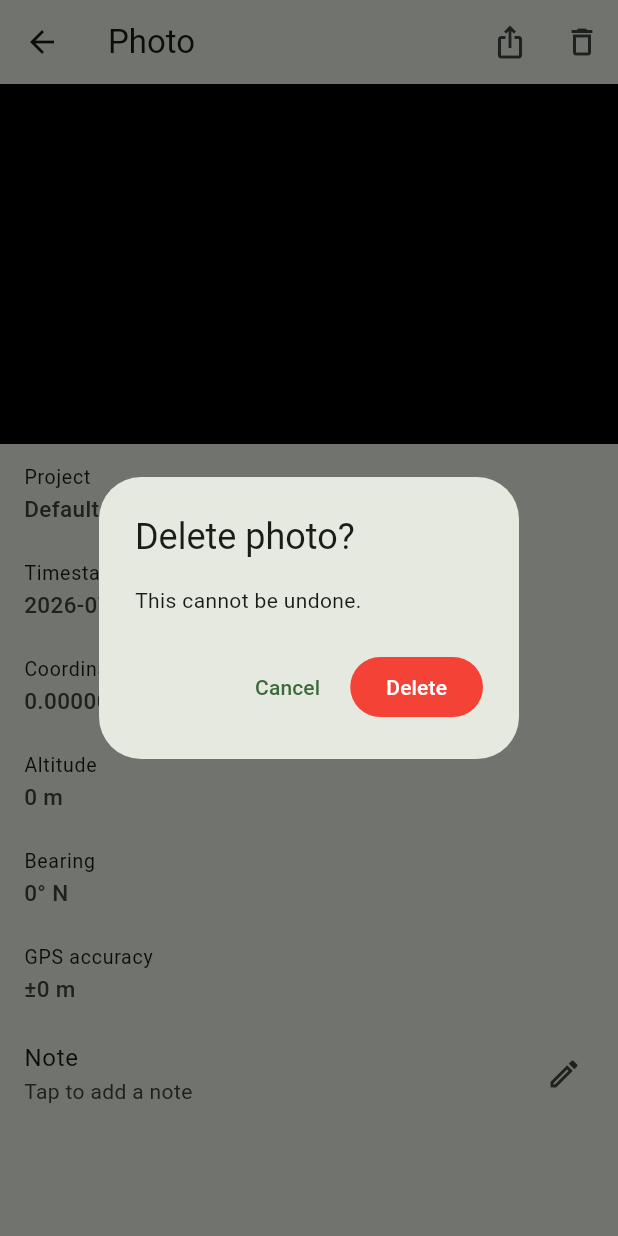
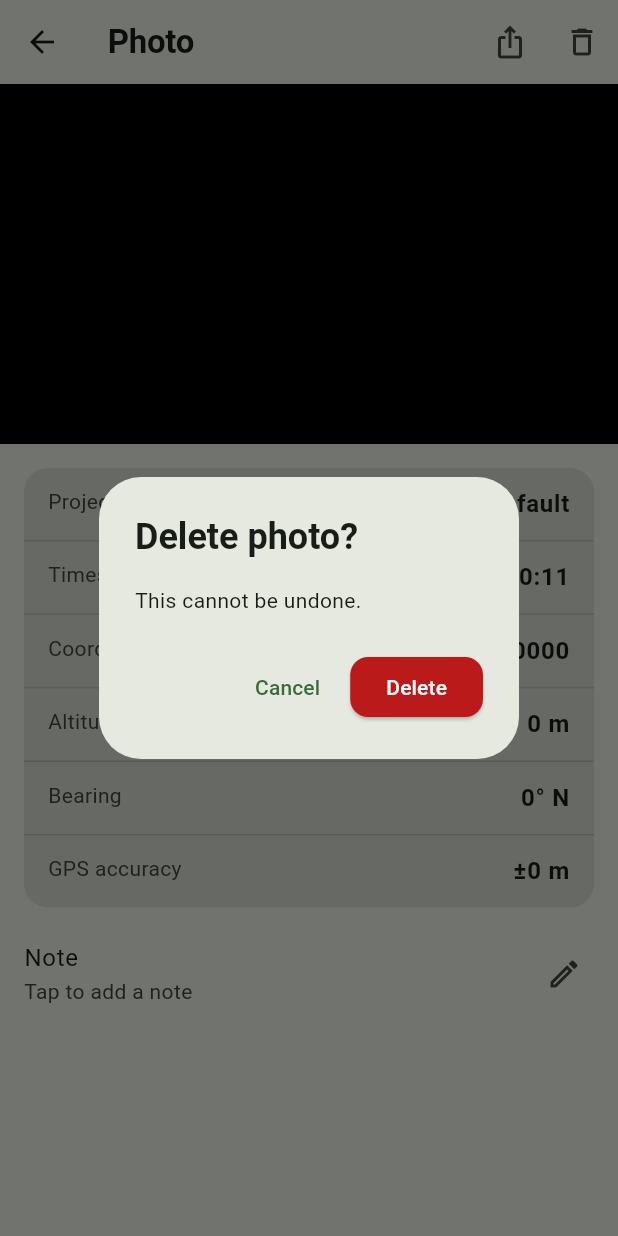
Before and after one commit to noobclaw/laura, a Flutter app: the PhotoDetailScreen screen opened directly with empty values, after a tap on the "delete outline" icon, on a phone screen of 412 x 824 dp. Run offline on Flutter 3.47's test engine with Material 3 defaults, Android fonts, the phone set to English and light mode, and no system bars; our stand-ins replace audioplayers, flutter_compass, flutter_local_notifications, flutter_timezone, geolocator, in_app_purchase and 5 more; missing offline and left inert: home_widget, record, whisper_flutter_new.

Commit message:
fieldstamp: G6b UI polish — theme, tabular geo numerals, rounded thumbs, evidence detail card, error color

```diff
--- a/apps/fieldstamp/lib/tool/fieldstamp_tool.dart
+++ b/apps/fieldstamp/lib/tool/fieldstamp_tool.dart
@@ -281,7 +281,8 @@ class ProjectsPage extends StatelessWidget {
                                 child: Text(tr(zh: '取消', en: 'Cancel'))),
                             FilledButton(
                               style: FilledButton.styleFrom(
-                                  backgroundColor: Colors.red),
+                                  backgroundColor:
+                                      Theme.of(context).colorScheme.error),
                               onPressed: () => Navigator.pop(ctx, true),
                               child: Text(tr(zh: '删除', en: 'Delete')),
                             ),
--- a/apps/fieldstamp/lib/tool/gallery_screen.dart
+++ b/apps/fieldstamp/lib/tool/gallery_screen.dart
@@ -132,11 +132,11 @@ class _GalleryScreenState extends State<GalleryScreen> {
 
   Widget _grid(FieldStampStore store, List<StampPhoto> photos) {
     return GridView.builder(
-      padding: const EdgeInsets.all(6),
+      padding: const EdgeInsets.all(8),
       gridDelegate: const SliverGridDelegateWithFixedCrossAxisCount(
         crossAxisCount: 3,
-        crossAxisSpacing: 6,
-        mainAxisSpacing: 6,
+        crossAxisSpacing: 8,
+        mainAxisSpacing: 8,
       ),
       itemCount: photos.length,
       itemBuilder: (context, i) {
@@ -162,6 +162,8 @@ class _GalleryScreenState extends State<GalleryScreen> {
             _selecting = true;
             _selected.add(p.id);
           }),
+          child: ClipRRect(
+            borderRadius: BorderRadius.circular(12),
             child: Stack(
               fit: StackFit.expand,
               children: [
@@ -181,10 +183,12 @@ class _GalleryScreenState extends State<GalleryScreen> {
                       selected
                           ? Icons.check_circle
                           : Icons.radio_button_unchecked,
-                    color: selected ? Colors.lightGreenAccent : Colors.white70,
+                      color:
+                          selected ? Colors.lightGreenAccent : Colors.white70,
                     ),
                   ),
               ],
+            ),
           ),
         );
       },
@@ -291,7 +295,8 @@ class _GalleryScreenState extends State<GalleryScreen> {
               onPressed: () => Navigator.pop(ctx, false),
               child: Text(tr(zh: '取消', en: 'Cancel'))),
           FilledButton(
-            style: FilledButton.styleFrom(backgroundColor: Colors.red),
+            style: FilledButton.styleFrom(
+                backgroundColor: Theme.of(context).colorScheme.error),
             onPressed: () => Navigator.pop(ctx, true),
             child: Text(tr(zh: '删除', en: 'Delete')),
           ),
@@ -405,8 +410,9 @@ class _PhotoDetailScreenState extends State<PhotoDetailScreen> {
                         onPressed: () => Navigator.pop(ctx, false),
                         child: Text(tr(zh: '取消', en: 'Cancel'))),
                     FilledButton(
-                      style:
-                          FilledButton.styleFrom(backgroundColor: Colors.red),
+                      style: FilledButton.styleFrom(
+                          backgroundColor:
+                              Theme.of(context).colorScheme.error),
                       onPressed: () => Navigator.pop(ctx, true),
                       child: Text(tr(zh: '删除', en: 'Delete')),
                     ),
@@ -431,15 +437,7 @@ class _PhotoDetailScreenState extends State<PhotoDetailScreen> {
                     height: 240,
                     child: Center(child: Icon(Icons.broken_image_outlined))),
           ),
-          _meta(tr(zh: '项目', en: 'Project'), store.projectName(p.projectId)),
-          _meta(tr(zh: '时间', en: 'Timestamp'), formatTimestamp(p.capturedAt)),
-          _meta(tr(zh: '坐标', en: 'Coordinates'),
-              formatLatLon(p.latitude, p.longitude, store.coordFormat)),
-          _meta(tr(zh: '海拔', en: 'Altitude'),
-              formatAltitude(p.altitude, store.altUnit)),
-          _meta(tr(zh: '方位', en: 'Bearing'), formatHeading(p.heading)),
-          _meta(tr(zh: 'GPS 精度', en: 'GPS accuracy'),
-              p.accuracy != null ? '±${p.accuracy!.toStringAsFixed(0)} m' : '—'),
+          _metaCard(context, store, p),
           ListTile(
             title: Text(tr(zh: '备注', en: 'Note')),
             subtitle: Text(p.note.isEmpty
@@ -453,13 +451,67 @@ class _PhotoDetailScreenState extends State<PhotoDetailScreen> {
     );
   }
 
-  Widget _meta(String k, String v) => ListTile(
-        dense: true,
-        title: Text(k, style: const TextStyle(fontSize: 13)),
-        subtitle: Text(v,
-            style: const TextStyle(
-                fontSize: 15, fontWeight: FontWeight.w500)),
+  /// The photo's geo-evidence as one rounded card: label/value rows separated
+  /// by hairline dividers, values set in tabular figures so coordinates align.
+  Widget _metaCard(BuildContext context, FieldStampStore store, StampPhoto p) {
+    final rows = <(String, String)>[
+      (tr(zh: '项目', en: 'Project'), store.projectName(p.projectId)),
+      (tr(zh: '时间', en: 'Timestamp'), formatTimestamp(p.capturedAt)),
+      (
+        tr(zh: '坐标', en: 'Coordinates'),
+        formatLatLon(p.latitude, p.longitude, store.coordFormat)
+      ),
+      (
+        tr(zh: '海拔', en: 'Altitude'),
+        formatAltitude(p.altitude, store.altUnit)
+      ),
+      (tr(zh: '方位', en: 'Bearing'), formatHeading(p.heading)),
+      (
+        tr(zh: 'GPS 精度', en: 'GPS accuracy'),
+        p.accuracy != null ? '±${p.accuracy!.toStringAsFixed(0)} m' : '—'
+      ),
+    ];
+    return Padding(
+      padding: const EdgeInsets.fromLTRB(12, 12, 12, 4),
+      child: Card(
+        color: Theme.of(context).colorScheme.surfaceContainerHighest,
+        child: Column(
+          children: [
+            for (var i = 0; i < rows.length; i++) ...[
+              if (i > 0) const Divider(height: 1),
+              _metaRow(context, rows[i].$1, rows[i].$2),
+            ],
+          ],
+        ),
+      ),
     );
+  }
+
+  Widget _metaRow(BuildContext context, String k, String v) {
+    final cs = Theme.of(context).colorScheme;
+    return Padding(
+      padding: const EdgeInsets.symmetric(horizontal: 16, vertical: 12),
+      child: Row(
+        crossAxisAlignment: CrossAxisAlignment.start,
+        children: [
+          SizedBox(
+            width: 96,
+            child: Text(k,
+                style: Theme.of(context).textTheme.bodyMedium?.copyWith(
+                    color: cs.onSurfaceVariant)),
+          ),
+          const SizedBox(width: 12),
+          Expanded(
+            child: Text(v,
+                textAlign: TextAlign.right,
+                style: Theme.of(context).textTheme.bodyLarge?.copyWith(
+                    fontWeight: FontWeight.w600,
+                    fontFeatures: const [FontFeature.tabularFigures()])),
+          ),
+        ],
+      ),
+    );
+  }
 
   Future<void> _editNote(FieldStampStore store, StampPhoto p) async {
     final ctrl = TextEditingController(text: p.note);
--- a/apps/fieldstamp/lib/tool/watermark.dart
+++ b/apps/fieldstamp/lib/tool/watermark.dart
@@ -42,6 +42,7 @@ Future<Uint8List> burnWatermark(
           fontSize: body,
           fontWeight: FontWeight.w600,
           height: 1.15,
+          fontFeatures: const [FontFeature.tabularFigures()],
         ),
       ),
       textDirection: TextDirection.ltr,
```
Also changed, not shown: apps/fieldstamp/lib/main.dart (+3 -4 lines), apps/fieldstamp/lib/tool/app_theme.dart (added, +52 -0 lines), apps/fieldstamp/lib/tool/camera_screen.dart (+9 -3 lines). Lines whose indentation alone changed are shown as unchanged.
